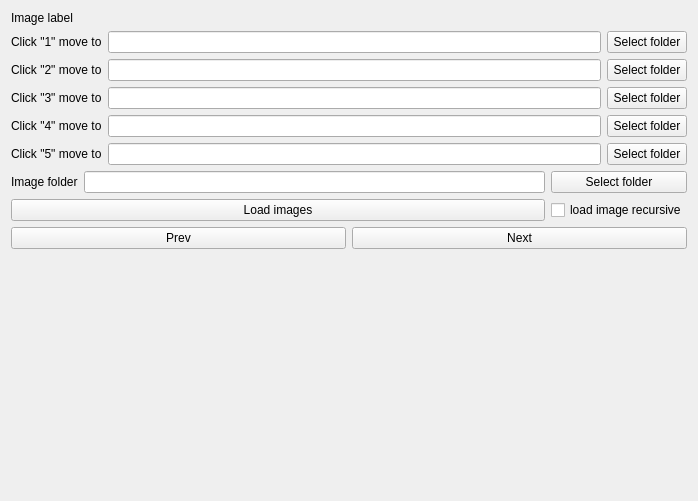
First picture: the form in image_clean_up_tool/image_mover.ui, repository stereomatchingkiss/blogCodes2, before the edit.
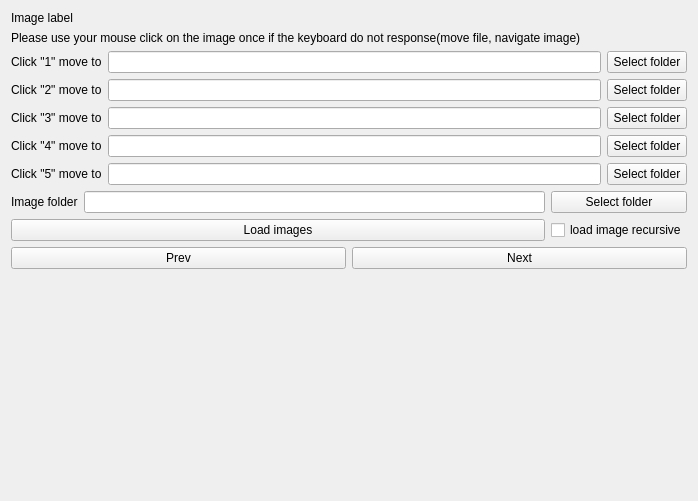
Second picture: the form after the edit.

Commit message: make it easier to use

Diff of the .ui file:
```diff
--- a/image_clean_up_tool/image_mover.ui
+++ b/image_clean_up_tool/image_mover.ui
@@ -21,6 +21,13 @@
      </property>
     </widget>
    </item>
+   <item>
+    <widget class="QLabel" name="label_7">
+     <property name="text">
+      <string>Please use your mouse click on the image once if the keyboard do not response(move file, navigate image)</string>
+     </property>
+    </widget>
+   </item>
    <item>
     <layout class="QGridLayout" name="gridLayout">
      <item row="0" column="0">
```
Left out of the diff: 137 changed lines with no effect on the pictures. The commit also changes 1 other file.
